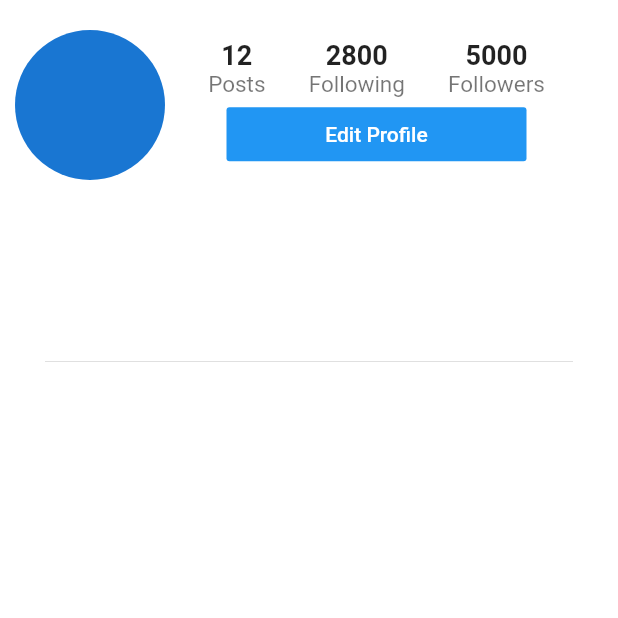
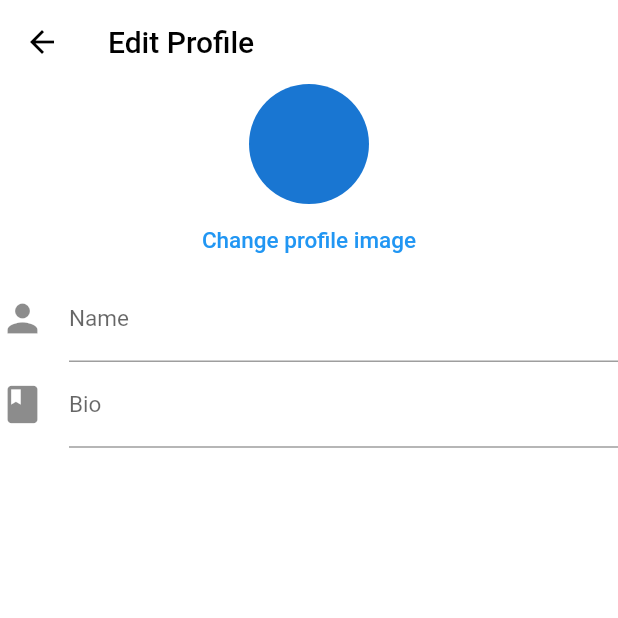
Before and after one commit to kutigbolahan/Flutter-Socials, a Flutter app: the ProfileScreen screen opened directly, after a tap on "Edit Profile", on a phone screen of 412 x 824 dp, the top half of it. Run offline on Flutter 3.47's test engine with Material 2 defaults, Android fonts, the phone set to English and light mode, and no system bars; our stand-ins replace cloud_firestore, firebase_auth, flutter_signin_button, google_fonts, google_sign_in; accounts and stored records are empty.

Commit message:
Changes to be committed:

```diff
--- a/lib/main.dart
+++ b/lib/main.dart
@@ -25,6 +25,9 @@ class MyApp extends StatelessWidget {
     return MaterialApp(
       debugShowCheckedModeBanner: false,
       theme: ThemeData(
+        primaryIconTheme: Theme.of(context).primaryIconTheme.copyWith(
+          color: Colors.black
+        ),
         primarySwatch: Colors.blue,
       ),
       home: _getScreenId(),
--- a/lib/views/editprofile_screen.dart
+++ b/lib/views/editprofile_screen.dart
@@ -0,0 +1,77 @@
+import 'package:flutter/material.dart';
+import 'package:socials/models/user_model.dart';
+
+class EditProfileScreen extends StatefulWidget {
+  final User user;
+
+  const EditProfileScreen({Key key, this.user}) : super(key: key);
+  @override
+  _EditProfileScreenState createState() => _EditProfileScreenState();
+}
+
+class _EditProfileScreenState extends State<EditProfileScreen> {
+  @override
+  final _formKey = GlobalKey<FormState>();
+  String _name = '';
+  String _bio = '';
+
+  Widget build(BuildContext context) {
+    return Scaffold(
+      backgroundColor: Colors.white,
+      appBar: AppBar(
+        elevation: 0,
+        backgroundColor: Colors.white,
+        title: Text(
+          'Edit Profile',
+          style: TextStyle(color: Colors.black),
+        ),
+      ),
+      body: SingleChildScrollView(
+        child: Container(
+          height: MediaQuery.of(context).size.height,
+          child: Form(
+            key: _formKey,
+            child: Column(
+              children: <Widget>[
+                CircleAvatar(
+                  radius: 40,
+                ),
+                FlatButton(
+                    onPressed: () => null,
+                    child: Text(
+                      'Change profile image',
+                      style: TextStyle(
+                          color: Theme.of(context).accentColor, fontSize: 15),
+                    )),
+                TextFormField(
+                  initialValue: _name,
+                  style: TextStyle(fontSize: 15),
+                  decoration: InputDecoration(
+                    icon: Icon(Icons.person, size: 30),
+                    labelText: 'Name',
+                  ),
+                  validator: (input) => input.trim().length < 1
+                      ? 'Please enter a valid name'
+                      : null,
+                  onSaved: (input) => _name = input,
+                ),
+                TextFormField(
+                  initialValue: _bio,
+                  style: TextStyle(fontSize: 15),
+                  decoration: InputDecoration(
+                    icon: Icon(Icons.book, size: 30),
+                    labelText: 'Bio',
+                  ),
+                  validator: (input) => input.trim().length > 150
+                      ? 'Please enter a bio less than 150 characters'
+                      : null,
+                  onSaved: (input) => _bio = input,
+                )
+              ],
+            ),
+          ),
+        ),
+      ),
+    );
+  }
+}
--- a/lib/views/profile_screen.dart
+++ b/lib/views/profile_screen.dart
@@ -1,6 +1,7 @@
 import 'package:flutter/material.dart';
 import 'package:socials/utilities/constant.dart';
 import 'package:socials/models/user_model.dart';
+import 'package:socials/views/editprofile_screen.dart';
 
 class ProfileScreen extends StatefulWidget {
   //in order to kow the user we are looking at currently or the signed in user
@@ -93,7 +94,11 @@ class _ProfileScreenState extends State<ProfileScreen> {
                               child: FlatButton(
                                 color: Colors.blue,
                                 textColor: Colors.white,
-                                onPressed: () {},
+                                onPressed: () =>Navigator.push(
+                                  context, MaterialPageRoute(builder: (context)=>
+                                  EditProfileScreen(user: user,)
+                                  )
+                                  ),
                                 child: Text('Edit Profile'),
                               ),
                             )
```
